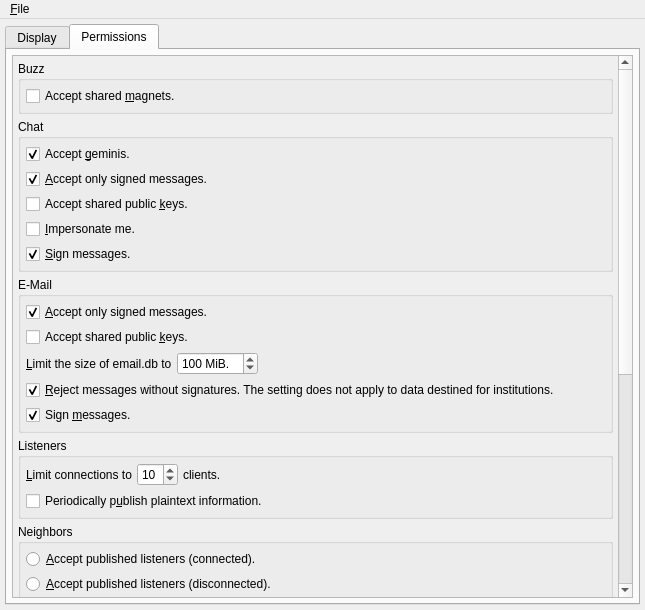
Qt form GoldBug-UI/options.ui (xloem/spot-on-svn) before a commit.
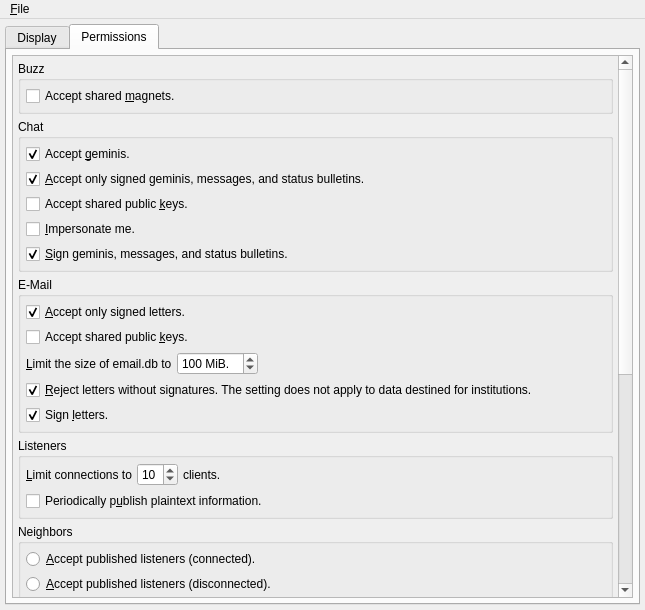
The same form after that commit. The open tabs and pages were chosen to show the change. Icons and pictures are not drawn.

The edit to the form file:
```diff
--- a/GoldBug-UI/options.ui
+++ b/GoldBug-UI/options.ui
@@ -712,7 +712,7 @@
             <rect>
              <x>0</x>
              <y>0</y>
-             <width>584</width>
+             <width>567</width>
              <height>910</height>
             </rect>
            </property>
@@ -770,7 +770,7 @@
                <item>
                 <widget class="QCheckBox" name="chatAcceptSigned">
                  <property name="text">
-                  <string>&amp;Accept only signed messages.</string>
+                  <string>&amp;Accept only signed geminis, messages, and status bulletins.</string>
                  </property>
                  <property name="checked">
                   <bool>true</bool>
@@ -797,7 +797,7 @@
                <item>
                 <widget class="QCheckBox" name="chatSignMessages">
                  <property name="text">
-                  <string>&amp;Sign messages.</string>
+                  <string>&amp;Sign geminis, messages, and status bulletins.</string>
                  </property>
                  <property name="checked">
                   <bool>true</bool>
@@ -828,7 +828,7 @@
                   </sizepolicy>
                  </property>
                  <property name="text">
-                  <string>&amp;Accept only signed messages.</string>
+                  <string>&amp;Accept only signed letters.</string>
                  </property>
                  <property name="checked">
                   <bool>true</bool>
@@ -897,7 +897,7 @@
                <item>
                 <widget class="QCheckBox" name="coAcceptSigned">
                  <property name="text">
-                  <string>&amp;Reject messages without signatures. The setting does not apply to data destined for institutions.</string>
+                  <string>&amp;Reject letters without signatures. The setting does not apply to data destined for institutions.</string>
                  </property>
                  <property name="checked">
                   <bool>true</bool>
@@ -916,7 +916,7 @@
                   <string>&lt;html&gt;&lt;head/&gt;&lt;body&gt;&lt;p&gt;The kernel is responsible for signing messages. Because messages are queued, please avoid toggling this checkbox until queued messages have been processed by the kernel.&lt;/p&gt;&lt;/body&gt;&lt;/html&gt;</string>
                  </property>
                  <property name="text">
-                  <string>Sign &amp;messages.</string>
+                  <string>Sign &amp;letters.</string>
                  </property>
                  <property name="checked">
                   <bool>true</bool>
```
Left out of the diff: 4 changed lines with no effect on the pictures.
